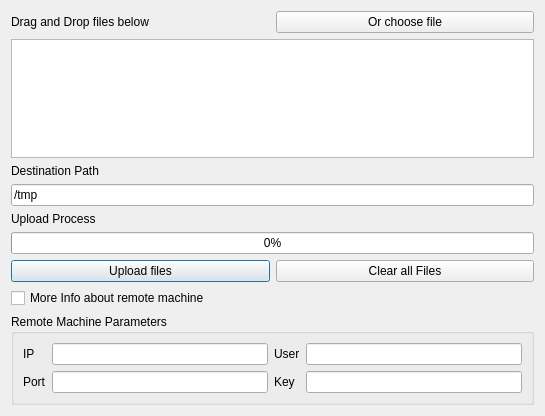
Old version of the form hub/forms/DlgTransferFile.ui in the repository subutai-io/control-center.
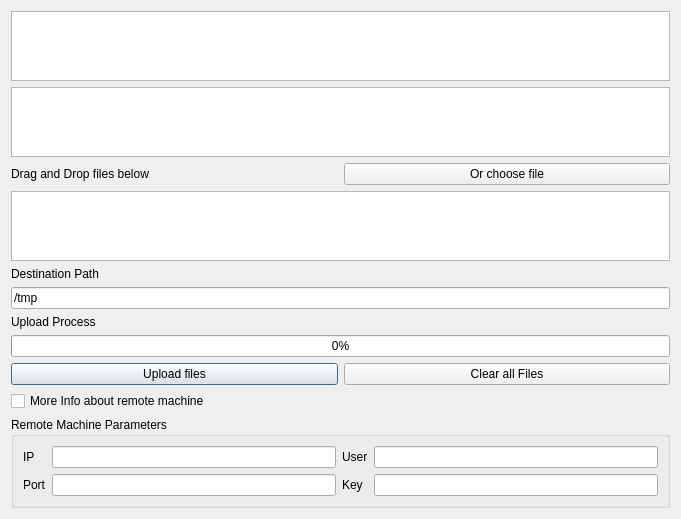
New version of the form.

Commit message: QTableView for file system

The edit to the form file:
```diff
--- a/hub/forms/DlgTransferFile.ui
+++ b/hub/forms/DlgTransferFile.ui
@@ -6,29 +6,22 @@
    <rect>
     <x>0</x>
     <y>0</y>
-    <width>545</width>
-    <height>416</height>
+    <width>681</width>
+    <height>393</height>
    </rect>
   </property>
   <property name="windowTitle">
    <string>Dialog</string>
   </property>
   <layout class="QGridLayout" name="gridLayout">
-   <item row="0" column="0">
-    <widget class="QLabel" name="label">
-     <property name="text">
-      <string>Drag and Drop files below</string>
+   <item row="9" column="0" colspan="2">
+    <widget class="QProgressBar" name="progressBar">
+     <property name="value">
+      <number>0</number>
      </property>
     </widget>
    </item>
-   <item row="7" column="0">
-    <widget class="QPushButton" name="btn_upload_files">
-     <property name="text">
-      <string>Upload files</string>
-     </property>
-    </widget>
-   </item>
-   <item row="5" column="0">
+   <item row="8" column="0">
     <widget class="QLabel" name="label_6">
      <property name="text">
       <string>Upload Process</string>
@@ -36,26 +29,9 @@
     </widget>
    </item>
    <item row="4" column="0" colspan="2">
-    <widget class="QLineEdit" name="remote_destination">
-     <property name="text">
-      <string>/tmp</string>
-     </property>
-    </widget>
-   </item>
-   <item row="8" column="0">
-    <widget class="QCheckBox" name="more_info">
-     <property name="layoutDirection">
-      <enum>Qt::LeftToRight</enum>
-     </property>
-     <property name="text">
-      <string>More Info about remote machine</string>
-     </property>
-    </widget>
-   </item>
-   <item row="1" column="0" colspan="2">
     <widget class="QTableWidget" name="tableWidget"/>
    </item>
-   <item row="9" column="0" colspan="2">
+   <item row="12" column="0" colspan="2">
     <widget class="QGroupBox" name="groupBox">
      <property name="title">
       <string>Remote Machine Parameters</string>
@@ -104,34 +80,64 @@
      </layout>
     </widget>
    </item>
-   <item row="6" column="0" colspan="2">
-    <widget class="QProgressBar" name="progressBar">
-     <property name="value">
-      <number>0</number>
+   <item row="7" column="0" colspan="2">
+    <widget class="QLineEdit" name="remote_destination">
+     <property name="text">
+      <string>/tmp</string>
      </property>
     </widget>
    </item>
-   <item row="3" column="0">
+   <item row="6" column="0">
     <widget class="QLabel" name="label_2">
      <property name="text">
       <string>Destination Path</string>
      </property>
     </widget>
    </item>
-   <item row="7" column="1">
+   <item row="2" column="0">
+    <widget class="QLabel" name="label">
+     <property name="text">
+      <string>Drag and Drop files below</string>
+     </property>
+    </widget>
+   </item>
+   <item row="10" column="0">
+    <widget class="QPushButton" name="btn_upload_files">
+     <property name="text">
+      <string>Upload files</string>
+     </property>
+    </widget>
+   </item>
+   <item row="11" column="0">
+    <widget class="QCheckBox" name="more_info">
+     <property name="layoutDirection">
+      <enum>Qt::LeftToRight</enum>
+     </property>
+     <property name="text">
+      <string>More Info about remote machine</string>
+     </property>
+    </widget>
+   </item>
+   <item row="10" column="1">
     <widget class="QPushButton" name="btn_clear">
      <property name="text">
       <string>Clear all Files</string>
      </property>
     </widget>
    </item>
-   <item row="0" column="1">
+   <item row="2" column="1">
     <widget class="QPushButton" name="btn_choose_files">
      <property name="text">
       <string>Or choose file</string>
      </property>
     </widget>
    </item>
+   <item row="1" column="0" colspan="2">
+    <widget class="QTableView" name="remote_file_system"/>
+   </item>
+   <item row="0" column="0" colspan="2">
+    <widget class="QTableView" name="local_file_system"/>
+   </item>
   </layout>
  </widget>
  <resources/>
```
The commit also changes 3 other files.
